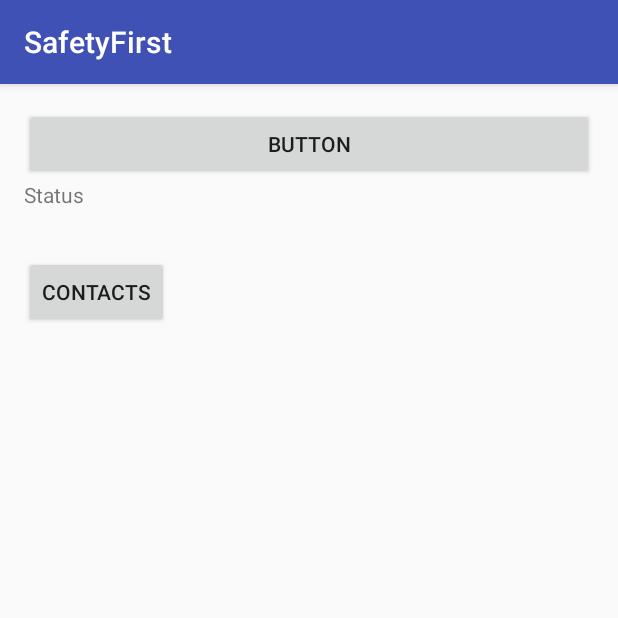
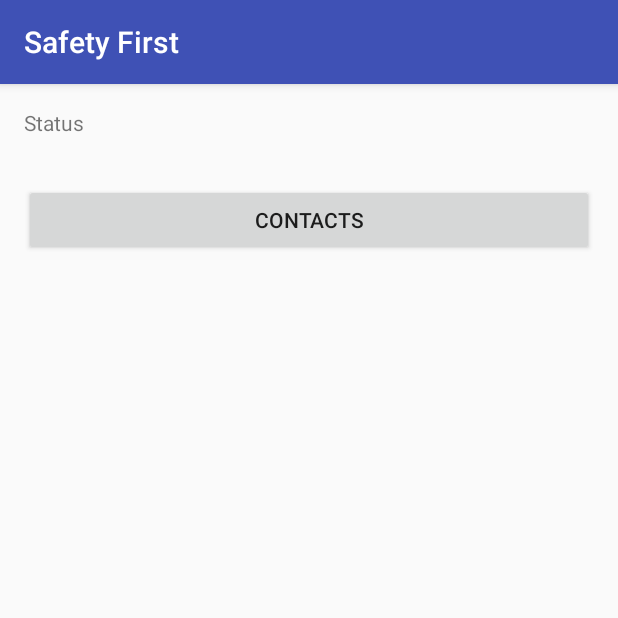
Before and after one commit to adityajadhav/panic-mode, an Android app: the screen it shows after launch (MainActivity), on a phone screen of 412 x 824 dp, the top half of it. Run offline under Robolectric (Android 15) with nearby library versions, the phone set to English and light mode, and no system bars.

Commit message:
Added logo

```diff
--- a/app/src/main/AndroidManifest.xml
+++ b/app/src/main/AndroidManifest.xml
@@ -2,11 +2,14 @@
 <manifest xmlns:android="http://schemas.android.com/apk/res/android"
     package="com.wildhacks.safetyfirst">
     <uses-permission android:name="android.permission.INTERNET"/>
+    <uses-permission android:name="android.permission.SEND_SMS"/>
+    <uses-permission android:name="android.permission.ACCESS_FINE_LOCATION" />
+
 
     <application
 
         android:allowBackup="true"
-        android:icon="@mipmap/ic_launcher"
+        android:icon="@drawable/logo"
         android:label="@string/app_name"
         android:supportsRtl="true"
         android:theme="@style/AppTheme">
--- a/app/src/main/java/com/wildhacks/safetyfirst/MainActivity.java
+++ b/app/src/main/java/com/wildhacks/safetyfirst/MainActivity.java
@@ -9,9 +9,10 @@ import android.view.View;
 import android.widget.Button;
 import android.widget.TextView;
 
+import static com.wildhacks.safetyfirst.R.id.panicModeBtn;
+
 
 public class MainActivity extends AppCompatActivity implements View.OnClickListener {
-
 
     TextView batteryStatusTxtView;
 
@@ -24,19 +25,20 @@ public class MainActivity extends AppCompatActivity implements View.OnClickListe
         this.registerReceiver(bt, new IntentFilter(
                 android.content.Intent.ACTION_BATTERY_LOW));
 
-        Button panicModeBtn = (Button) findViewById(R.id.panicModeBtn);
         Button seeContactsBtn = (Button) findViewById(R.id.seeContactsBtn);
         seeContactsBtn.setOnClickListener(this);
         batteryStatusTxtView = (TextView) findViewById(R.id.batteryStatusTxtView);
 
-        panicModeBtn.setOnClickListener(this);
+
+
     }
+
 
     @Override
     public void onClick(View view) {
 
         switch (view.getId()) {
-            case R.id.panicModeBtn: {
+            case panicModeBtn: {
                 IntentFilter ifilter = new IntentFilter(Intent.ACTION_BATTERY_CHANGED);
                 Intent batteryStatus = getApplicationContext().registerReceiver(null, ifilter);
 
--- a/app/src/main/res/layout/activity_main.xml
+++ b/app/src/main/res/layout/activity_main.xml
@@ -11,16 +11,6 @@
     tools:context=".MainActivity">
 
 
-    <Button
-        android:id="@+id/panicModeBtn"
-        android:layout_width="match_parent"
-        android:layout_height="wrap_content"
-        android:layout_alignParentLeft="true"
-        android:layout_alignParentStart="true"
-        android:layout_alignParentTop="true"
-        android:text="Button"
-        tools:text="Panic Mode" />
-
     <TextView
         android:id="@+id/batteryStatusTxtView"
         android:layout_width="wrap_content"
@@ -32,11 +22,12 @@
 
     <Button
         android:text="Contacts"
-        android:layout_width="wrap_content"
+        android:layout_width="match_parent"
         android:layout_height="wrap_content"
         android:layout_below="@+id/batteryStatusTxtView"
         android:layout_alignParentLeft="true"
         android:layout_alignParentStart="true"
         android:layout_marginTop="31dp"
         android:id="@+id/seeContactsBtn" />
+
 </RelativeLayout>
--- a/app/src/main/res/values/strings.xml
+++ b/app/src/main/res/values/strings.xml
@@ -1,5 +1,5 @@
 <resources>
-    <string name="app_name">SafetyFirst</string>
+    <string name="app_name">Safety First</string>
     <string name="facebook_app_id">631204477060141</string>
 
 </resources>
```
Also changed, not shown: app/src/main/java/com/wildhacks/safetyfirst/BatteryLevelReceiver.java (+65 -2 lines), app/src/main/java/com/wildhacks/safetyfirst/ManuallyAddContacts.java (+12 -2 lines), app/src/main/res/drawable/alert.png (added), app/src/main/res/drawable/logo.png (added).
